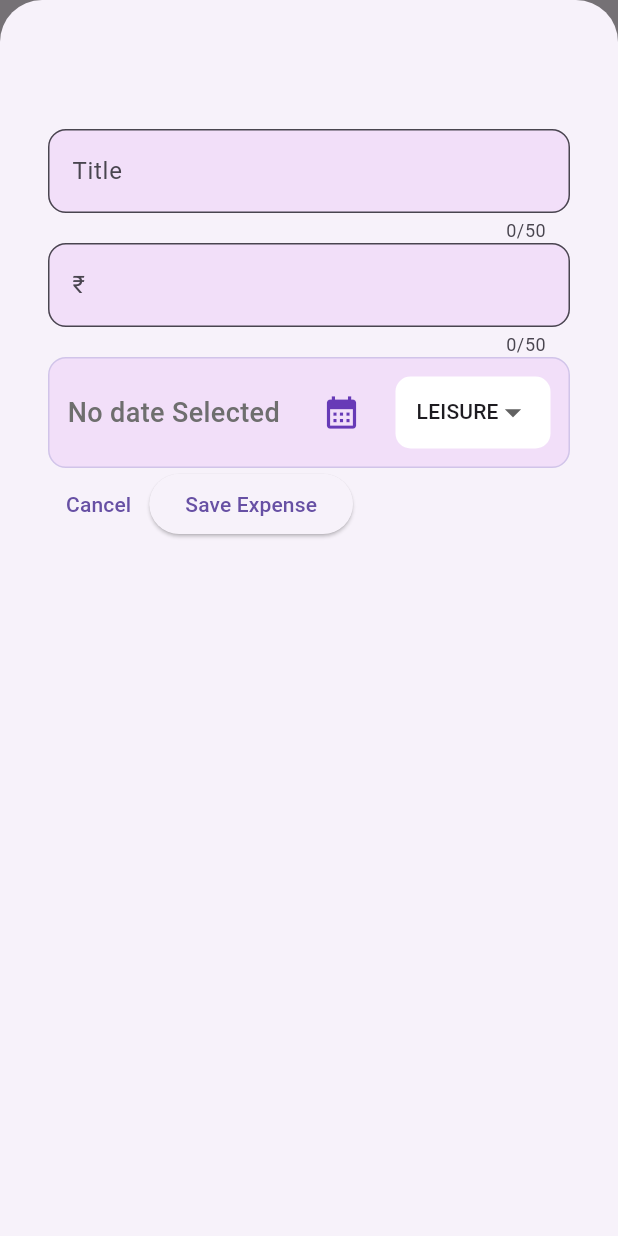
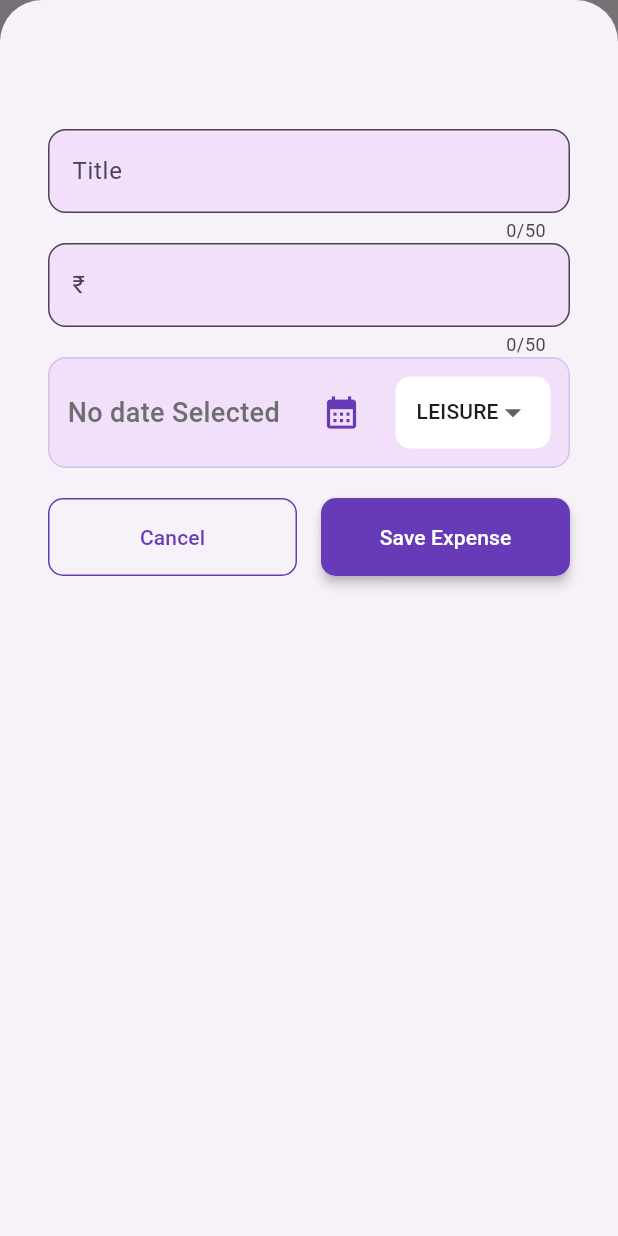
Before and after one commit to Abhilash037415/flutter_expense_tracker, a Flutter app: the screen it shows after launch, after a tap on the "add" icon, on a phone screen of 412 x 824 dp. Run offline on Flutter 3.47's test engine with Material 3 defaults, Android fonts, the phone set to English and light mode, and no system bars.

Commit message:
fixed styling issues

```diff
--- a/lib/widgets/new_expense.dart
+++ b/lib/widgets/new_expense.dart
@@ -197,20 +197,43 @@ class _NewExpenseState extends State<NewExpense> {
               ],
             ),
           ),
+          const SizedBox(height: 20,),
           Row(
             children: [
-              TextButton(
+              Expanded(
+                child: OutlinedButton(
                   onPressed: () {
                     Navigator.pop(context);
                   },
-                child: Text('Cancel'),
+                  style: OutlinedButton.styleFrom(
+                    foregroundColor: Colors.deepPurple,
+                    side: const BorderSide(color: Colors.deepPurple),
+                    shape: RoundedRectangleBorder(
+                      borderRadius: BorderRadius.circular(10),
                     ),
-              ElevatedButton(
+                    padding: const EdgeInsets.symmetric(vertical: 16),
+                  ),
+                  child: const Text('Cancel'),
+                ),
+              ),
+              const SizedBox(width: 16),
+              Expanded(
+                child: ElevatedButton(
                   onPressed: () {
                     _submitExpenseData();
                     Navigator.pop(context);
                   },
-                child: Text('Save Expense'),
+                  style: ElevatedButton.styleFrom(
+                    backgroundColor: Colors.deepPurple,
+                    foregroundColor: Colors.white,
+                    shape: RoundedRectangleBorder(
+                      borderRadius: BorderRadius.circular(10),
+                    ),
+                    padding: const EdgeInsets.symmetric(vertical: 16),
+                    elevation: 3,
+                  ),
+                  child: const Text('Save Expense'),
+                ),
               ),
             ],
           ),
```
Lines whose indentation alone changed are shown as unchanged.
